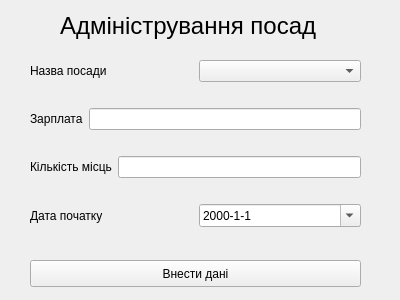
Before: the Qt Designer form project_files/manager_windows/administrate_position.ui in positivcheg94/school_db_iasa_MO, drawn with Qt 5.
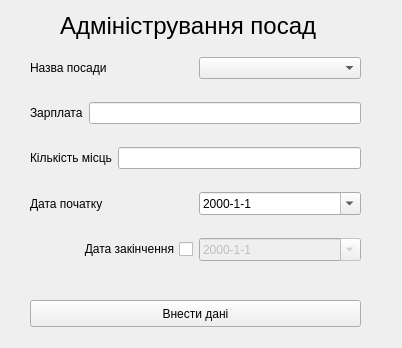
After: the same form once the commit is applied.

```diff
--- a/project_files/manager_windows/administrate_position.ui
+++ b/project_files/manager_windows/administrate_position.ui
@@ -6,8 +6,8 @@
    <rect>
     <x>0</x>
     <y>0</y>
-    <width>400</width>
-    <height>300</height>
+    <width>402</width>
+    <height>348</height>
    </rect>
   </property>
   <property name="windowTitle">
@@ -37,7 +37,7 @@
      <x>30</x>
      <y>40</y>
      <width>331</width>
-     <height>211</height>
+     <height>241</height>
     </rect>
    </property>
    <layout class="QVBoxLayout" name="verticalLayout">
@@ -119,13 +119,40 @@
       </item>
      </layout>
     </item>
+    <item>
+     <layout class="QHBoxLayout" name="horizontalLayout_5">
+      <item>
+       <widget class="QCheckBox" name="end_date_is_active">
+        <property name="layoutDirection">
+         <enum>Qt::RightToLeft</enum>
+        </property>
+        <property name="text">
+         <string>Дата закінчення</string>
+        </property>
+       </widget>
+      </item>
+      <item>
+       <widget class="QDateEdit" name="end_date">
+        <property name="enabled">
+         <bool>false</bool>
+        </property>
+        <property name="displayFormat">
+         <string>yyyy-M-d</string>
+        </property>
+        <property name="calendarPopup">
+         <bool>true</bool>
+        </property>
+       </widget>
+      </item>
+     </layout>
+    </item>
    </layout>
   </widget>
   <widget class="QPushButton" name="submit_button">
    <property name="geometry">
     <rect>
      <x>30</x>
-     <y>260</y>
+     <y>300</y>
      <width>331</width>
      <height>27</height>
     </rect>
```
